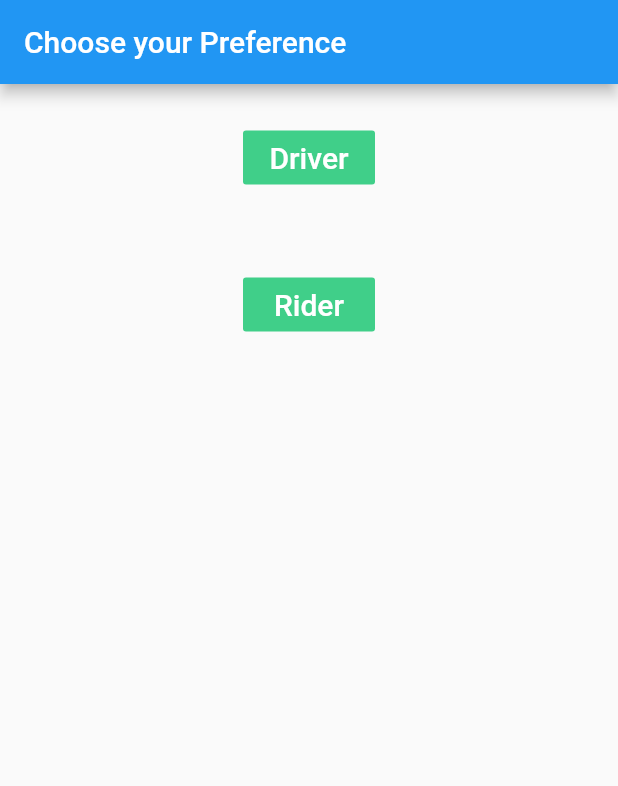
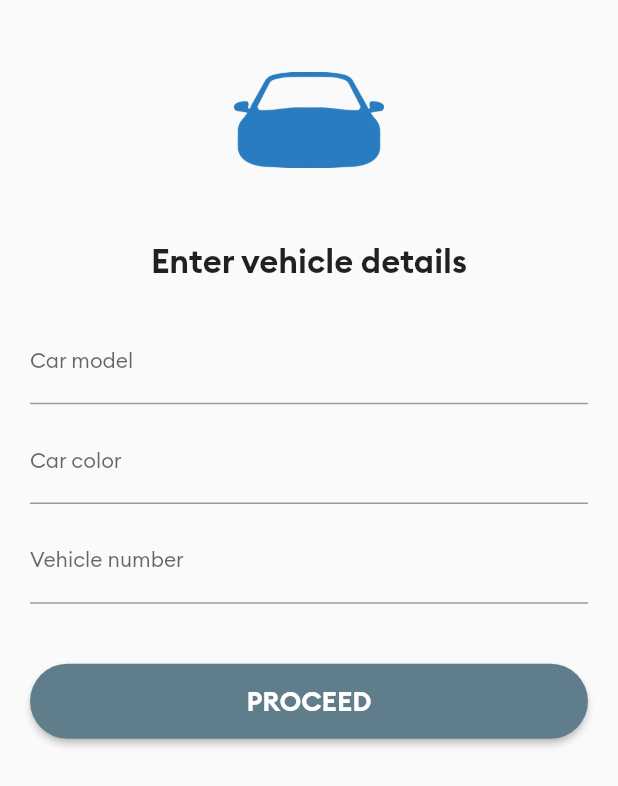
Before and after one commit to N-C-M/hitcharide20, a Flutter app: the screen it shows after launch, after a tap on "Driver", on a phone screen of 412 x 824 dp. Shown: the top 786 px of the screen. Run offline on Flutter 3.47's test engine with Material 2 defaults, Android fonts, the phone set to English and light mode, and no system bars; our stand-ins replace animated_text_kit, connectivity, firebase_auth, firebase_core, firebase_database, font_awesome_flutter and 3 more; missing offline and left inert: flutter_geofire, flutter_polyline_points; accounts and stored records are empty; statements that could not run were skipped.

Commit message:
A lot more to go I'm scared

```diff
--- a/lib/brand_colors.dart
+++ b/lib/brand_colors.dart
@@ -1,6 +1,7 @@
 import 'package:flutter/material.dart';
 
 class BrandColors{
+  static const Color colorIcon=Color(0xff000000);
 
   static const Color colorPrimary = Color(0xFF2B1A64);
   static const Color colorPrimaryDark = Color(0xFF1c3aa9);
--- a/lib/helper/helperMethods.dart
+++ b/lib/helper/helperMethods.dart
@@ -126,13 +126,13 @@ import 'package:provider/provider.dart';
   }
 
   static int estimateFares (DirectionDetails details){
-   // per km = $0.3,
-    // per minute = $0.2,
-    // base fare = $3,
+   // per km = 6rs,
+    // per minute = 1.5 rs,
+    // base fare = 12rs,
 
-    double baseFare = 3;
-    double distanceFare = (details.distanceValue/1000) * 0.3;
-    double timeFare = (details.durationValue / 60) * 0.2;
+    double baseFare = 12;
+    double distanceFare = (details.distanceValue/1000) * 6;
+    double timeFare = (details.durationValue / 60) * 1.5;
 
     double totalFare = baseFare + distanceFare + timeFare;
 
--- a/lib/main.dart
+++ b/lib/main.dart
@@ -3,6 +3,7 @@ import 'package:firebase_auth/firebase_auth.dart';
 import 'package:flutter/material.dart';
 import 'package:provider/provider.dart';
 import 'package:workavane/dataprovider/appdata.dart';
+import 'package:workavane/globalvariables.dart';
 import 'package:workavane/screens/driverrider.dart';
 import 'package:workavane/screens/loginpage.dart';
 
@@ -11,6 +12,7 @@ import 'dart:io' show Platform;
 import 'package:firebase_core/firebase_core.dart';
 
 import 'package:workavane/screens/mainpage.dart';
+import 'package:workavane/screens/mainpagedriver.dart';
 import 'package:workavane/screens/register.dart';
 
 Future<void> main() async {
@@ -48,6 +50,8 @@ Future<void> main() async {
       databaseURL: 'https://finaltry-622c5.firebaseio.com',
     ),
   );
+    currentFirebaseUser = await FirebaseAuth.instance.currentUser();
+
 
   runApp(MaterialApp(home: MyApp(),));
 }
@@ -65,8 +69,10 @@ class MyApp extends StatelessWidget {
           fontFamily: 'Brand-Regular',
           primarySwatch: Colors.blue,
         ),
+        //initialRoute: (currentFirebaseUser == null) ? LoginPage.id : DriverRider.id,
          initialRoute : DriverRider.id,// MainPAge arnn
          routes:{
+            MainPageDriver.id:(context)=>MainPageDriver(),
             DriverRider.id:(context)=>DriverRider(),
             Register.id: (context) => Register(),
             LoginPage.id: (context) => LoginPage(),
--- a/lib/screens/mainpage.dart
+++ b/lib/screens/mainpage.dart
@@ -21,7 +21,6 @@ import 'package:workavane/helper/helperMethods.dart';
 import 'package:workavane/screens/searchride.dart';
 import 'package:workavane/styles/styles.dart';
 import 'package:workavane/widgets/BrandDivider.dart';
-import 'package:workavane/widgets/ProgressDialog.dart';
 import 'package:workavane/widgets/TaxiButton.dart';
 
 class MainPage extends StatefulWidget {
--- a/lib/screens/register.dart
+++ b/lib/screens/register.dart
@@ -3,6 +3,7 @@ import 'package:firebase_auth/firebase_auth.dart';
 import 'package:firebase_database/firebase_database.dart';
 import 'package:flutter/material.dart';
 import 'package:flutter/services.dart';
+import 'package:workavane/screens/driverrider.dart';
 import 'package:workavane/screens/mainpage.dart';
 import 'package:workavane/widgets/TaxiButton.dart';
 
@@ -71,12 +72,13 @@ final FirebaseUser user = (await _auth.createUserWithEmailAndPassword(  // auth
         'fullname': fullname.text,
         'email': email.text,
         'phone': phno.text,
+        'pass':password.text, //comment it out
       };
 
       newUserRef.set(userMap);
 
       //Take the user to the mainPage
-      Navigator.pushNamedAndRemoveUntil(context, MainPage.id, (route) => false);
+      Navigator.pushNamedAndRemoveUntil(context, DriverRider.id, (route) => false);
     }
  }
 
--- /dev/null
+++ b/lib/screens/vehicleinfo.dart
@@ -0,0 +1,152 @@
+import 'package:firebase_auth/firebase_auth.dart';
+import 'package:firebase_database/firebase_database.dart';
+import 'package:flutter/material.dart';
+import 'package:workavane/brand_colors.dart';
+import 'package:workavane/globalvariables.dart';
+import 'package:workavane/screens/mainpagedriver.dart';
+import 'package:workavane/widgets/TaxiButton.dart';
+
+class VehicleInfoPage extends StatelessWidget {
+
+   static const String id = 'vehicleinfo';
+
+
+  final GlobalKey<ScaffoldState> scaffoldKey = new GlobalKey<ScaffoldState>();
+
+  void showSnackBar(String title){
+    final snackbar = SnackBar(
+      content: Text(title, textAlign: TextAlign.center, style: TextStyle(fontSize: 15),),
+    );
+    scaffoldKey.currentState.showSnackBar(snackbar);
+  }
+
+
+
+  var carModelController = TextEditingController();
+  var carColorController = TextEditingController();
+  var vehicleNumberController = TextEditingController();
+
+  void updateProfile(context)async{
+    String id = (await FirebaseAuth.instance.currentUser()).uid;
+    DatabaseReference driverRef = FirebaseDatabase.instance.reference().child('drivers/$id/vehicle_details');
+
+    Map map = {
+      'car_color': carColorController.text,
+      'car_model': carModelController.text,
+      'vehicle_number': vehicleNumberController.text,
+    };
+
+    driverRef.set(map);
+
+    Navigator.pushNamedAndRemoveUntil(context, MainPageDriver.id, (route) => false);
+
+  }
+
+  @override
+  Widget build(BuildContext context) {
+    return Scaffold(
+      key: scaffoldKey,
+      body: SafeArea(
+        child: SingleChildScrollView(
+          child: Column(
+
+            children: <Widget>[
+
+              SizedBox(height: 30,),
+
+              Image.asset('images/login_icon.png', height: 100, width: 100,),
+
+              Padding(
+                padding: EdgeInsets.fromLTRB(20, 20, 20, 30),
+                child: Column(
+                  children: <Widget>[
+
+                    SizedBox(height: 10,),
+
+                    Text('Enter vehicle details', style: TextStyle(fontFamily: 'Brand-Bold', fontSize: 22),),
+
+                    SizedBox(height: 25,),
+
+                    TextField(
+                      controller: carModelController,
+                      keyboardType: TextInputType.text,
+                      decoration: InputDecoration(
+                          labelText: 'Car model',
+                          hintStyle: TextStyle(
+                            color: Colors.grey,
+                            fontSize: 10.0,
+                          )
+                      ),
+                      style: TextStyle(fontSize: 14.0),
+                    ),
+
+                    SizedBox(height: 10.0),
+
+                    TextField(
+                      controller: carColorController,
+                      decoration: InputDecoration(
+                          labelText: 'Car color',
+                          hintStyle: TextStyle(
+                            color: Colors.grey,
+                            fontSize: 10.0,
+                          )
+                      ),
+                      style: TextStyle(fontSize: 14.0),
+                    ),
+
+                    SizedBox(height: 10.0),
+
+                    TextField(
+                      controller: vehicleNumberController,
+                      maxLength: 11,
+                      decoration: InputDecoration(
+                          counterText: '',
+                          labelText: 'Vehicle number',
+                          hintStyle: TextStyle(
+                            color: Colors.grey,
+                            fontSize: 10.0,
+                          )
+                      ),
+                      style: TextStyle(fontSize: 14.0),
+                    ),
+
+                    SizedBox(height: 40.0),
+
+                    TaxiButton(
+                      color: Colors.blueGrey,
+                      title: 'PROCEED',
+                      onPressed: (){
+
+
+                        if(carModelController.text.length < 3){
+                          showSnackBar('Please provide a valid car model');
+                          return;
+                        }
+
+                        if(carColorController.text.length < 3){
+                          showSnackBar('Please provide a valid car color');
+                          return;
+                        }
+
+                        if(vehicleNumberController.text.length < 3){
+                          showSnackBar('Please provide a valid vehicle number');
+                          return;
+                        }
+
+                        updateProfile(context);
+
+                      },
+                    )
+
+
+                  ],
+                ),
+              ),
+
+            ],
+          ),
+        ),
+      ),
+    );
+  }
+}
--- a/pubspec.yaml
+++ b/pubspec.yaml
@@ -45,6 +45,8 @@ dependencies:
   provider: ^4.3.2+2
   font_awesome_flutter: ^8.10.0
   animated_text_kit: ^2.5.1
+  flutter_geofire: ^1.0.3
+
 
 
 
```
Also changed, not shown: lib/globalvariables.dart (+7 -0 lines), lib/screens/driverrider.dart (+10 -2 lines), lib/screens/loginpage.dart (+4 -3 lines), lib/screens/mainpagedriver.dart (+78 -2 lines), lib/tabs/earningstab.dart (added, +13 -0 lines), lib/tabs/hometab.dart (added, +158 -0 lines), lib/tabs/profiletab.dart (added, +13 -0 lines), lib/tabs/ratingstab.dart (added, +13 -0 lines), lib/widgets/AvailabilityButton.dart (added, +33 -0 lines), lib/widgets/confirmsheet.dart (added, +93 -0 lines), lib/widgetsdriver/BrandDividerdriver.dart (added, +12 -0 lines), lib/widgetsdriver/TaxiButtondriver.dart (added, +33 -0 lines), pubspec.lock, 1 other file.
